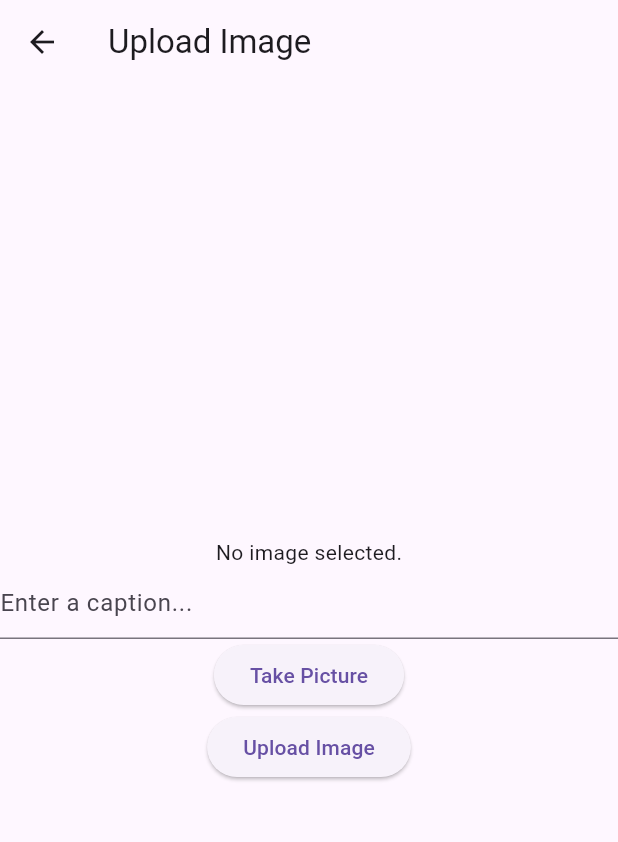
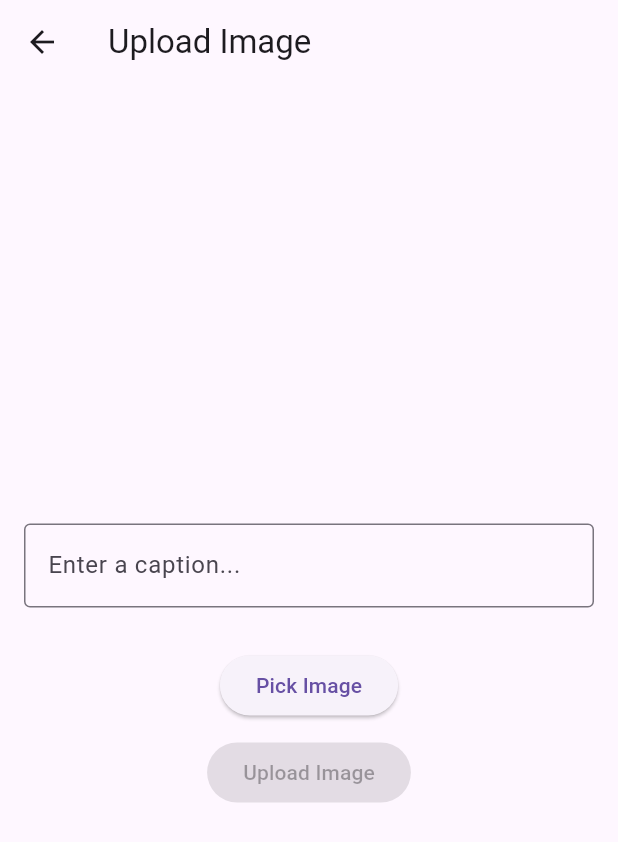
Before and after one commit to Kusumareddy28/mentor_match, a Flutter app: the screen it shows once a user with an empty profile is signed in, item 2 of the bottom bar chosen, after a tap on the "add" icon, on a phone screen of 412 x 824 dp. Shown: the top 842 px of the screen. Run offline on Flutter 3.47's test engine with Material 3 defaults, Android fonts, the phone set to English and light mode, and no system bars; our stand-ins replace cloud_firestore, firebase_auth, firebase_core, firebase_storage, geocoding, geolocator and 1 more; accounts and stored records are empty.

Commit message:
enhanced UI/UX design

```diff
--- a/lib/pages/home_screen.dart
+++ b/lib/pages/home_screen.dart
@@ -26,6 +26,8 @@ class _HomeScreenState extends State<HomeScreen> {
     return Scaffold(
       appBar: AppBar(
         title: Text('Mentor Match'),
+        backgroundColor: Colors.deepPurple,
+        elevation: 4.0,
         leading: IconButton(
           icon: Icon(Icons.search),
           onPressed: () {
@@ -44,21 +46,27 @@ class _HomeScreenState extends State<HomeScreen> {
               BottomNavigationBarItem(icon: Icon(Icons.person), label: 'Profile'),
             ],
             currentIndex: _selectedIndex,
-            selectedItemColor: Colors.black,
-            unselectedItemColor: Colors.black.withOpacity(0.5),
+            selectedItemColor: Colors.deepPurple,
+            unselectedItemColor: Colors.grey,
             onTap: (index) {
               setState(() {
                 _selectedIndex = index;
                 _pageController.animateToPage(
                   index,
-                  duration: Duration(milliseconds: 300),
-                  curve: Curves.easeInOut,
+                  duration: Duration(milliseconds: 250),
+                  curve: Curves.easeIn,
                 );
               });
             },
           ),
           Expanded(
             child: PageView(
+              controller: _pageController,
+              onPageChanged: (index) {
+                setState(() {
+                  _selectedIndex = index;
+                });
+              },
               children: [
                 _buildHomePage(),
                 NetworkScreen(),
@@ -66,17 +74,12 @@ class _HomeScreenState extends State<HomeScreen> {
                 ConversationsScreen(),
                 ProfileScreen(),
               ],
-              onPageChanged: (index) {
-                setState(() {
-                  _selectedIndex = index;
-                });
-              },
-              controller: _pageController,
             ),
           ),
         ],
       ),
       floatingActionButton: FloatingActionButton(
+        backgroundColor: Colors.deepPurple,
         onPressed: () async {
           await Navigator.push(
             context,
@@ -98,9 +101,20 @@ class _HomeScreenState extends State<HomeScreen> {
           itemCount: snapshot.data!.docs.length,
           itemBuilder: (context, index) {
             var doc = snapshot.data!.docs[index];
-            return ListTile(
-              title: Image.network(doc['url']),
-              subtitle: Text(doc['caption']),
+            return Card(
+              clipBehavior: Clip.antiAlias,
+              color: Colors.grey[200], // Set the card background to a light grey
+              margin: EdgeInsets.all(8),
+              child: Column(
+                crossAxisAlignment: CrossAxisAlignment.stretch,
+                children: [
+                  Image.network(doc['url'], fit: BoxFit.cover),
+                  Container(
+                    padding: EdgeInsets.all(8.0),
+                    child: Text(doc['caption'], style: TextStyle(fontSize: 16)),
+                  ),
+                ],
+              ),
             );
           },
         );
@@ -108,6 +122,7 @@ class _HomeScreenState extends State<HomeScreen> {
     );
   }
 }
+
 
 class DataSearch extends SearchDelegate<String> {
   @override
--- a/lib/pages/picture_screen.dart
+++ b/lib/pages/picture_screen.dart
@@ -17,8 +17,7 @@ class _PictureScreenState extends State<PictureScreen> {
   bool _isUploading = false;
 
   Future pickImage() async {
-    // Use ImageSource.camera to use the camera
-    final pickedFile = await _picker.pickImage(source: ImageSource.camera);
+    final pickedFile = await _picker.pickImage(source: ImageSource.gallery);
 
     setState(() {
       if (pickedFile != null) {
@@ -56,29 +55,31 @@ class _PictureScreenState extends State<PictureScreen> {
       appBar: AppBar(
         title: Text('Upload Image'),
       ),
-      body: Center(
+      body: Padding(
+        padding: const EdgeInsets.all(16.0),
         child: Column(
           mainAxisAlignment: MainAxisAlignment.center,
           children: <Widget>[
-            _image == null ? Text('No image selected.') : Image.file(_image!),
-            TextField(
-              controller: _captionController,
-              decoration: InputDecoration(hintText: 'Enter a caption...'),
+            if (_image != null) Image.file(_image!),
+            Padding(
+              padding: const EdgeInsets.symmetric(vertical: 8.0),
+              child: TextField(
+                controller: _captionController,
+                decoration: InputDecoration(
+                  hintText: 'Enter a caption...',
+                  border: OutlineInputBorder(),
+                ),
+              ),
             ),
+            if (_isUploading) CircularProgressIndicator(),
+            SizedBox(height: 20),
             ElevatedButton(
-              onPressed: () {
-                if (!_isUploading) {
-                  pickImage();
-                }
-              },
-              child: Text('Take Picture'),
+              onPressed: _isUploading ? null : pickImage,
+              child: Text('Pick Image'),
             ),
+            SizedBox(height: 10),
             ElevatedButton(
-              onPressed: () {
-                if (!_isUploading && _image != null) {
-                  uploadImage();
-                }
-              },
+              onPressed: (_isUploading || _image == null) ? null : uploadImage,
               child: Text('Upload Image'),
             ),
           ],
--- a/lib/pages/signup.dart
+++ b/lib/pages/signup.dart
@@ -11,63 +11,103 @@ class _SignUpPageState extends State<SignUpPage> {
   final TextEditingController _emailController = TextEditingController();
   final TextEditingController _passwordController = TextEditingController();
   final TextEditingController _fullNameController = TextEditingController();
-  final TextEditingController _profilePicUrlController =
-      TextEditingController();
-  // Add the new controllers and variables
+  final TextEditingController _profilePicUrlController = TextEditingController();
   final TextEditingController _dobController = TextEditingController();
   final TextEditingController _professionController = TextEditingController();
   String _gender = 'Female'; // Default gender value
   String _role = 'mentee'; // Default role value
+  bool _isProcessing = false;
 
   @override
   Widget build(BuildContext context) {
     return Scaffold(
       appBar: AppBar(
         title: Text('Sign Up'),
+        backgroundColor: Colors.deepPurple,
       ),
-      body: Padding(
+      body: SingleChildScrollView(
         padding: EdgeInsets.all(16),
-        child: ListView(
+        child: Column(
           children: [
-            TextField(
+            TextFormField(
               controller: _fullNameController,
-              decoration: InputDecoration(labelText: 'Full Name'),
+              decoration: InputDecoration(
+                labelText: 'Full Name',
+                border: OutlineInputBorder(),
+                prefixIcon: Icon(Icons.person),
               ),
-            TextField(
+            ),
+            SizedBox(height: 16),
+            TextFormField(
               controller: _emailController,
-              decoration: InputDecoration(labelText: 'Email'),
+              decoration: InputDecoration(
+                labelText: 'Email',
+                border: OutlineInputBorder(),
+                prefixIcon: Icon(Icons.email),
               ),
-            TextField(
+            ),
+            SizedBox(height: 16),
+            TextFormField(
               controller: _passwordController,
-              decoration: InputDecoration(labelText: 'Password'),
               obscureText: true,
+              decoration: InputDecoration(
+                labelText: 'Password',
+                border: OutlineInputBorder(),
+                prefixIcon: Icon(Icons.lock),
               ),
-
-
-            // Add new TextField for Profession
-
+            ),
+            SizedBox(height: 16),
             GestureDetector(
-              onTap: () => _selectDate(context), // Open date picker on tap
+              onTap: () => _selectDate(context),
               child: AbsorbPointer(
-                // to prevent manual editing
-                child: TextField(
+                child: TextFormField(
                   controller: _dobController,
                   decoration: InputDecoration(
                     labelText: 'Date of Birth',
-                    hintText: 'Select your date of birth',
-                    suffixIcon: Icon(Icons.calendar_today),
+                    border: OutlineInputBorder(),
+                    prefixIcon: Icon(Icons.calendar_today),
                   ),
                 ),
               ),
             ),
-            TextField(
+            SizedBox(height: 16),
+            TextFormField(
               controller: _professionController,
-              decoration: InputDecoration(labelText: 'Profession'),
+              decoration: InputDecoration(
+                labelText: 'Profession',
+                border: OutlineInputBorder(),
+                prefixIcon: Icon(Icons.work),
               ),
-            ListTile(
-              title: Text('Mentor'),
+            ),
+            SizedBox(height: 16),
+            _buildRoleRadioTile('Mentor', 'mentor'),
+            _buildRoleRadioTile('Mentee', 'mentee'),
+            Padding(
+              padding: EdgeInsets.symmetric(vertical: 8.0),
+              child: Text('Gender', style: TextStyle(fontSize: 18, fontWeight: FontWeight.bold)),
+            ),
+            _buildGenderRadioTile('Female', 'Female'),
+            _buildGenderRadioTile('Male', 'Male'),
+            SizedBox(height: 20),
+            ElevatedButton(
+              onPressed: _isProcessing ? null : () => _signUpWithEmailAndPassword(context),
+              child: _isProcessing ? CircularProgressIndicator(color: Colors.white) : Text('Sign Up'),
+              style: ElevatedButton.styleFrom(
+                minimumSize: Size(double.infinity, 50),
+              ),
+            ),
+            SizedBox(height: 20),
+          ],
+        ),
+      ),
+    );
+  }
+
+  ListTile _buildRoleRadioTile(String title, String value) {
+    return ListTile(
+      title: Text(title),
       leading: Radio(
-                value: 'mentor',
+        value: value,
         groupValue: _role,
         onChanged: (value) {
           setState(() {
@@ -75,60 +115,20 @@ class _SignUpPageState extends State<SignUpPage> {
           });
         },
       ),
-            ),
-            ListTile(
-              title: Text('Mentee'),
+    );
+  }
+
+  ListTile _buildGenderRadioTile(String title, String value) {
+    return ListTile(
+      title: Text(title),
       leading: Radio(
-                value: 'mentee',
-                groupValue: _role,
-                onChanged: (value) {
-                  setState(() {
-                    _role = value.toString();
-                  });
-                },
-              ),
-            ),
-          Padding(
-            padding: EdgeInsets.symmetric(vertical: 8.0),
-            child: Text('Gender', style: TextStyle(fontSize: 18, fontWeight: FontWeight.normal)),
-          ),
-            ListTile(
-              title: Text('Female'),
-              leading: Radio(
-                value: 'Female',
+        value: value,
         groupValue: _gender,
         onChanged: (value) {
           setState(() {
             _gender = value.toString();
           });
         },
-              ),
-            ),
-            ListTile(
-              title: Text('Male'),
-              leading: Radio(
-                value: 'Male',
-                groupValue: _gender,
-                onChanged: (value) {
-                  setState(() {
-                    _gender = value.toString();
-                  });
-                },
-              ),
-            ),
-            TextField(
-              controller: _profilePicUrlController,
-              decoration:
-                  InputDecoration(labelText: 'Profile Picture URL (optional)'),
-            ),
-            SizedBox(height: 20),
-            ElevatedButton(
-              onPressed: () => _signUpWithEmailAndPassword(context),
-              child: Text('Sign Up'),
-            ),
-            SizedBox(height: 20),
-          ],
-        ),
       ),
     );
   }
@@ -142,17 +142,19 @@ class _SignUpPageState extends State<SignUpPage> {
     );
     if (picked != null) {
       setState(() {
-        // Format the date and show it in the text field
         _dobController.text = "${picked.month}/${picked.day}/${picked.year}";
       });
     }
   }
 
   Future<void> _signUpWithEmailAndPassword(BuildContext context) async {
+    setState(() {
+      _isProcessing = true;
+    });
+
     try {
       // Basic email validation
-      if (!_emailController.text.contains('@') ||
-          !_emailController.text.contains('.')) {
+      if (!_emailController.text.contains('@') || !_emailController.text.contains('.')) {
         showDialog(
           context: context,
           builder: (context) => AlertDialog(
@@ -169,8 +171,7 @@ class _SignUpPageState extends State<SignUpPage> {
         return;
       }
 
-      UserCredential userCredential =
-          await FirebaseAuth.instance.createUserWithEmailAndPassword(
+      UserCredential userCredential = await FirebaseAuth.instance.createUserWithEmailAndPassword(
         email: _emailController.text,
         password: _passwordController.text,
       );
@@ -180,31 +181,23 @@ class _SignUpPageState extends State<SignUpPage> {
           'fullName': _fullNameController.text.trim(),
           'email': _emailController.text.trim(),
           'profilePicUrl': _profilePicUrlController.text.isEmpty ? null : _profilePicUrlController.text.trim(),
-        'dob': _dobController.text,  // Ensure the date format is correct
+          'dob': _dobController.text,
           'profession': _professionController.text.trim(),
           'gender': _gender,
           'role': _role,
         });
 
-        // Navigate to login page upon successful sign-up
         Navigator.pushReplacement(
           context,
           MaterialPageRoute(builder: (context) => LoginPage()),
         );
       }
     } on FirebaseAuthException catch (e) {
-      // Handle Firebase authentication errors
-      String errorMessage = 'An unexpected error occurred. Please try again.';
-      if (e.code == 'weak-password') {
-        errorMessage = 'The password provided is too weak.';
-      } else if (e.code == 'email-already-in-use') {
-        errorMessage = 'An account already exists for that email.';
-      }
       showDialog(
         context: context,
         builder: (context) => AlertDialog(
           title: Text('Error'),
-          content: Text(errorMessage),
+          content: Text(_getFirebaseAuthErrorMessage(e)),
           actions: [
             TextButton(
               onPressed: () => Navigator.pop(context),
@@ -213,8 +206,20 @@ class _SignUpPageState extends State<SignUpPage> {
           ],
         ),
       );
-    } catch (e) {
-      print(e);
+    } finally {
+      setState(() {
+        _isProcessing = false;
+      });
+    }
+  }
+
+  String _getFirebaseAuthErrorMessage(FirebaseAuthException e) {
+    if (e.code == 'weak-password') {
+      return 'The password provided is too weak.';
+    } else if (e.code == 'email-already-in-use') {
+      return 'An account already exists for that email.';
+    } else {
+      return 'An unexpected error occurred. Please try again.';
     }
   }
 }
```
Also changed, not shown: lib/pages/login.dart (+40 -27 lines). Lines whose indentation alone changed are shown as unchanged.
